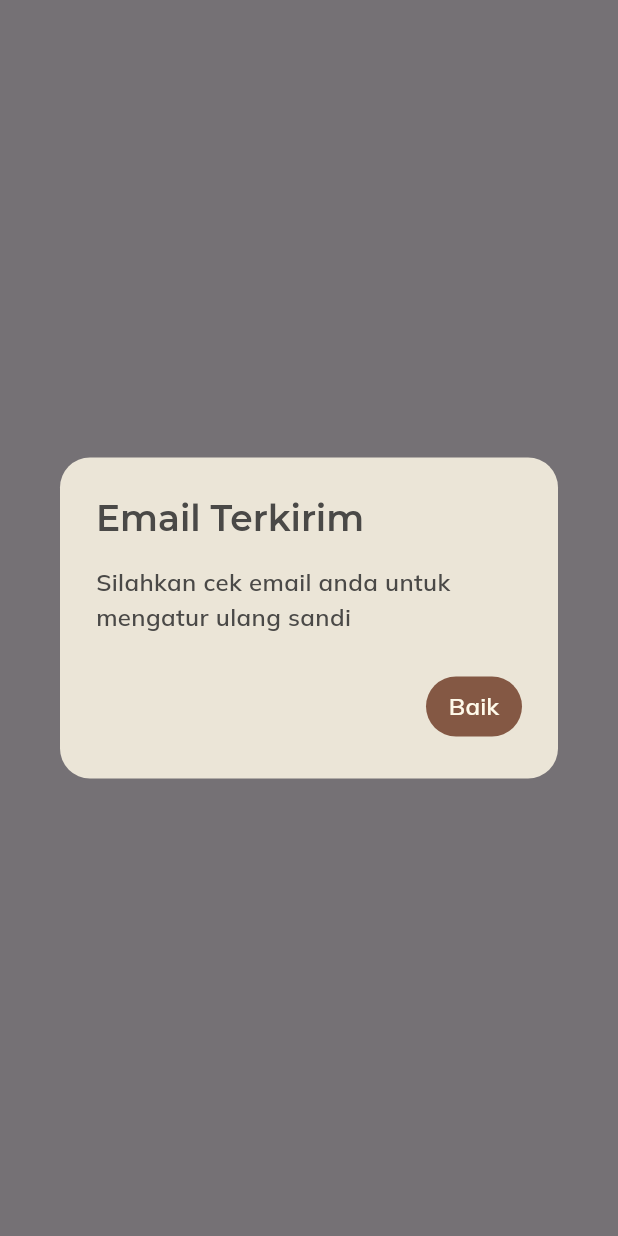
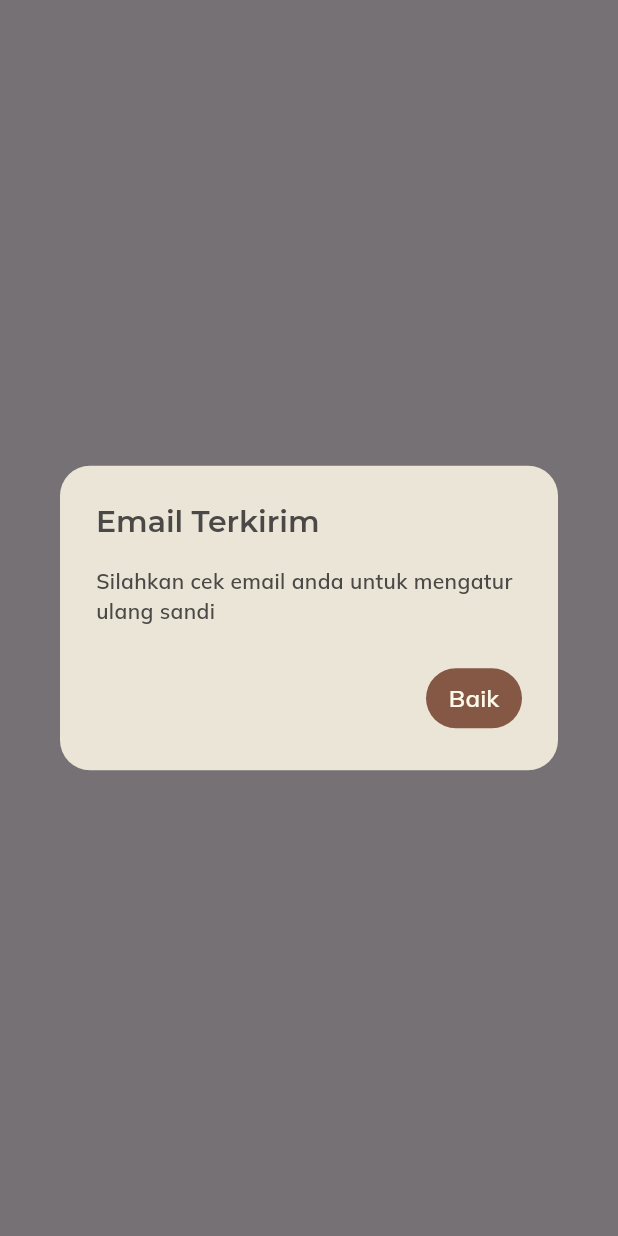
Before and after one commit to DeanFebrio/Mbelys, a Flutter app: what showForgotSuccessDialog() shows on an empty page, opened directly, on a phone screen of 412 x 824 dp. Run offline on Flutter 3.47's test engine with Material 3 defaults, Android fonts, the phone set to English and light mode, and no system bars; our stand-ins replace flutter_svg, go_router, icons_plus.

Commit message:
fix style

```diff
--- a/lib/presentation/auth/widgets/forgot_success_dialog.dart
+++ b/lib/presentation/auth/widgets/forgot_success_dialog.dart
@@ -15,7 +15,7 @@ void showForgotSuccessDialog(BuildContext context){
           title: Text(
               "Email Terkirim",
             style: TextStyle(
-              fontSize: 24,
+              fontSize: 20,
               fontFamily: "Montserrat",
               fontWeight: FontWeight.w600,
               color: AppColors.color1
@@ -24,7 +24,7 @@ void showForgotSuccessDialog(BuildContext context){
           content: Text(
             "Silahkan cek email anda untuk mengatur ulang sandi",
             style: TextStyle(
-                fontSize: 16,
+                fontSize: 14,
                 fontFamily: "Mulish",
                 fontWeight: FontWeight.w600,
                 color: AppColors.color1
--- a/lib/presentation/kandang/Widgets/detail_background_page.dart
+++ b/lib/presentation/kandang/Widgets/detail_background_page.dart
@@ -31,7 +31,7 @@ class DetailBackgroundPage extends StatelessWidget {
           ),
           Positioned(
             top: 50,
-              left: 16,
+              left: 20,
               child: CustomBackButton()
           ),
           DraggableScrollableSheet(
--- a/lib/presentation/widgets/custom_background_page.dart
+++ b/lib/presentation/widgets/custom_background_page.dart
@@ -16,7 +16,8 @@ class CustomBackgroundPage extends StatelessWidget {
   Widget build(BuildContext context) {
     return Scaffold(
       backgroundColor: AppColors.color2,
-      body: Stack(
+      body: SingleChildScrollView(
+        child: Stack(
           children: [
             Positioned(
                 top: 50,
@@ -44,6 +45,7 @@ class CustomBackgroundPage extends StatelessWidget {
             )
           ],
         ),
+      ),
     );
   }
 }
```
Lines whose indentation alone changed are shown as unchanged.
